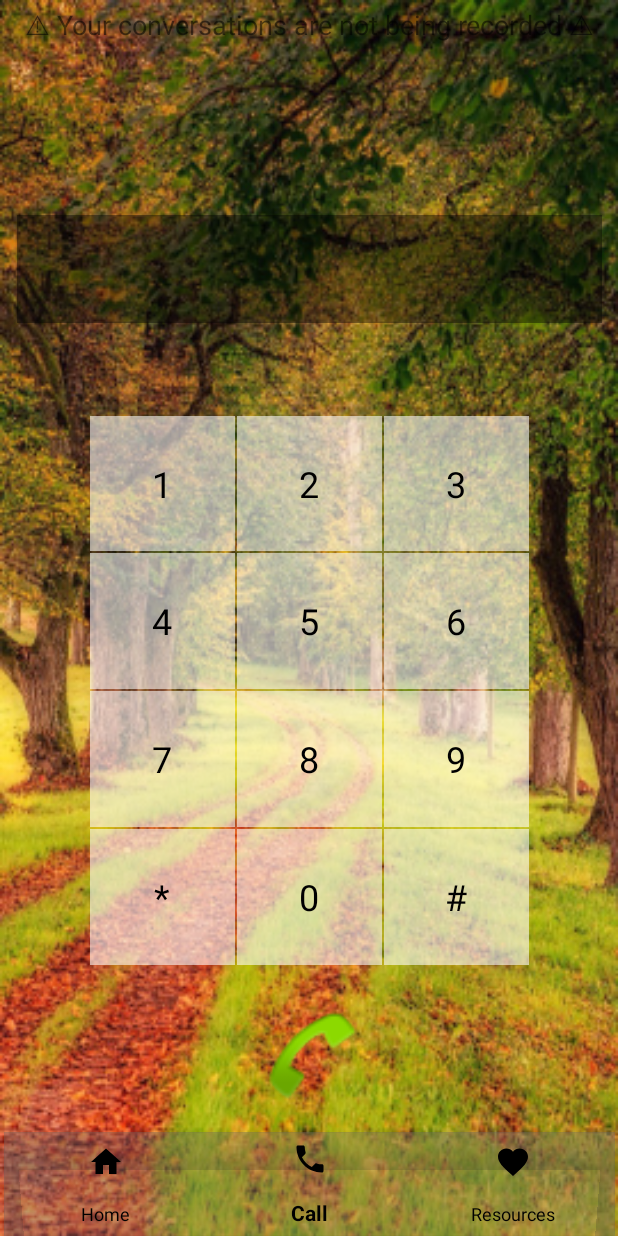
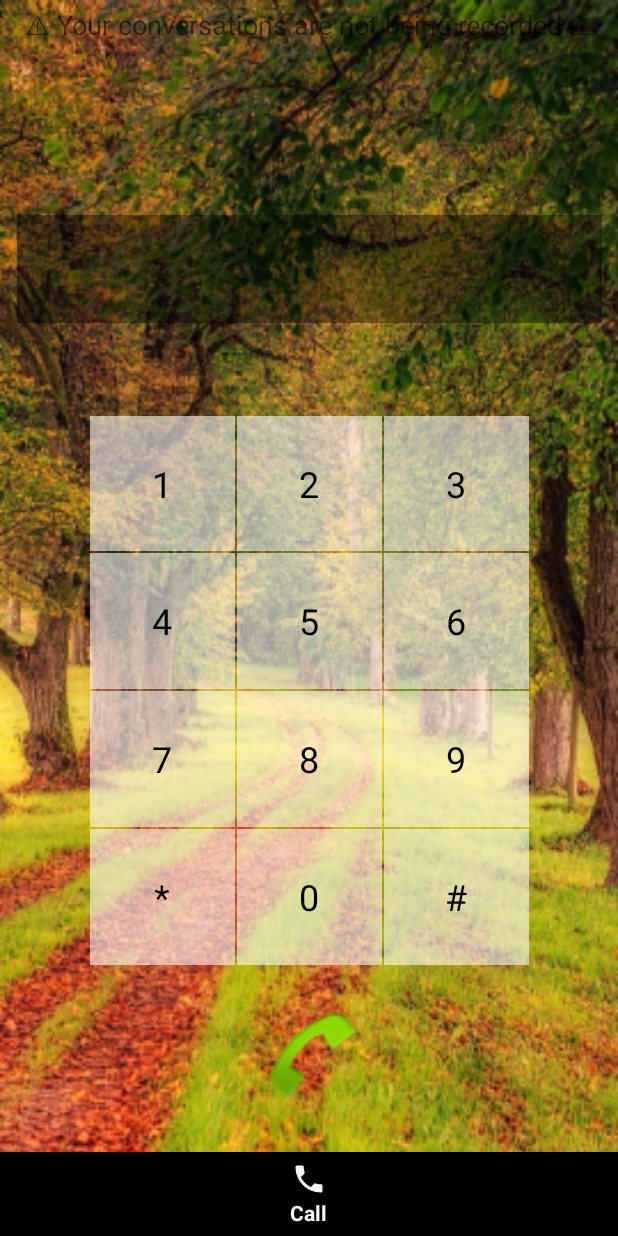
Before and after one commit to pjain062700/Whisp_kt, an Android app: the MainActivity screen opened directly, with no data from a screen before it, on a phone screen of 412 x 824 dp. Run offline under Robolectric (Android 15) with nearby library versions, the phone set to English and light mode, and no system bars; our stand-ins replace navigation-ui.

Commit message:
Theme colors updated, working on next color themes for other backgrounds.
Signed-off-by: Alan Nguyen <alandn3@uci.edu>

```diff
--- a/app/src/main/java/com/sum20/whisp/MainActivity.kt
+++ b/app/src/main/java/com/sum20/whisp/MainActivity.kt
@@ -68,6 +68,10 @@ class MainActivity : AppCompatActivity() {
                     prefs.getInt(getString(R.string.bg_pref_key), R.drawable.dark_star_space)
                 setBg(bgPrefKey)
             }
+        val themeSPListener =
+            OnSharedPreferenceChangeListener { prefs, _ ->
+
+            }
         prefs.registerOnSharedPreferenceChangeListener(spChanged)
     }
 
--- a/app/src/main/res/layout/activity_main.xml
+++ b/app/src/main/res/layout/activity_main.xml
@@ -6,16 +6,14 @@
     android:layout_width="match_parent"
     android:layout_height="match_parent"
     android:background="@drawable/person_on_a_bridge_near_a_lake_747964"
-    tools:context=".MainActivity">
+    tools:context=".MainActivity"
+    tools:menu="@menu/bottom_nav_menu">
 
 
     <com.google.android.material.bottomnavigation.BottomNavigationView
         android:id="@+id/nav_view"
-        android:layout_width="407dp"
-        android:layout_height="69dp"
-        android:background="#616A6868"
-        app:itemIconTint="@color/design_default_color_on_secondary"
-        app:itemTextColor="@color/design_default_color_on_secondary"
+        android:layout_width="match_parent"
+        android:layout_height="wrap_content"
         app:layout_constraintBottom_toBottomOf="parent"
         app:layout_constraintLeft_toLeftOf="parent"
         app:layout_constraintRight_toRightOf="parent"
--- a/app/src/main/res/menu/bottom_nav_menu.xml
+++ b/app/src/main/res/menu/bottom_nav_menu.xml
@@ -1,9 +1,11 @@
 <?xml version="1.0" encoding="utf-8"?>
-<menu xmlns:android="http://schemas.android.com/apk/res/android">
+<menu xmlns:android="http://schemas.android.com/apk/res/android"
+    xmlns:app="http://schemas.android.com/apk/res-auto">
 
     <item
         android:id="@+id/navigation_home"
         android:icon="@drawable/ic_home_black_24dp"
+        android:drawable="@android:color/holo_green_dark"
         android:title="@string/title_home" />
 
     <item
--- a/app/src/main/res/values/arrays.xml
+++ b/app/src/main/res/values/arrays.xml
@@ -5,6 +5,11 @@
         <item>@drawable/dark_star_space</item>
         <item>@drawable/warm_forest_path</item>
     </integer-array>
+    <array name="Theme">
+        <item>@style/LightTheme</item>
+        <item>@style/DarkTheme</item>
+        <item>@style/WarmTheme</item>
+    </array>
 
     <array name="images">
         <item>@drawable/dark_star_space</item>
--- a/app/src/main/res/values/colors.xml
+++ b/app/src/main/res/values/colors.xml
@@ -4,4 +4,9 @@
     <color name="colorPrimaryDark">#FFAAAAAA</color>
     <color name="colorAccent">#808080</color>
     <color name="black">@color/design_default_color_on_secondary</color>
+
+
+    <color name="lightBackgroundColor">#FFFFFF</color>
+    <color name="light">#FFFFFF</color>
+
 </resources>
```
Also changed, not shown: app/src/main/java/com/sum20/whisp/ui/settings/BgSettingsFrag.kt (+12 -8 lines), app/src/main/res/values/styles.xml (+17 -2 lines).
